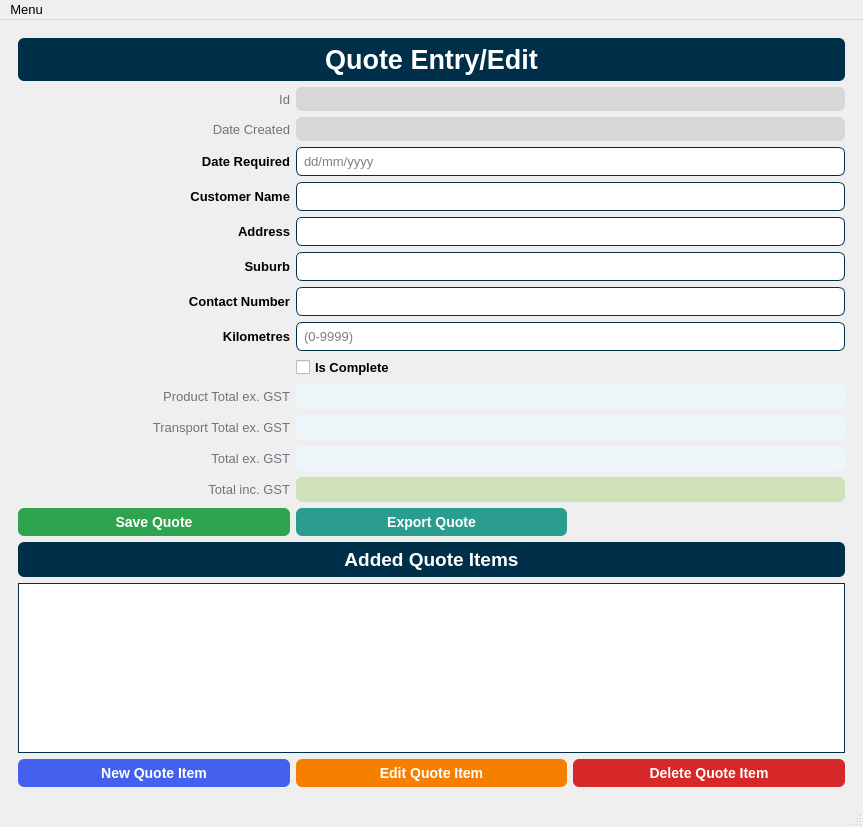
Soapey/HQCPQ, file hqcpq/gui/ui_files/main_window.ui: the form before one commit.
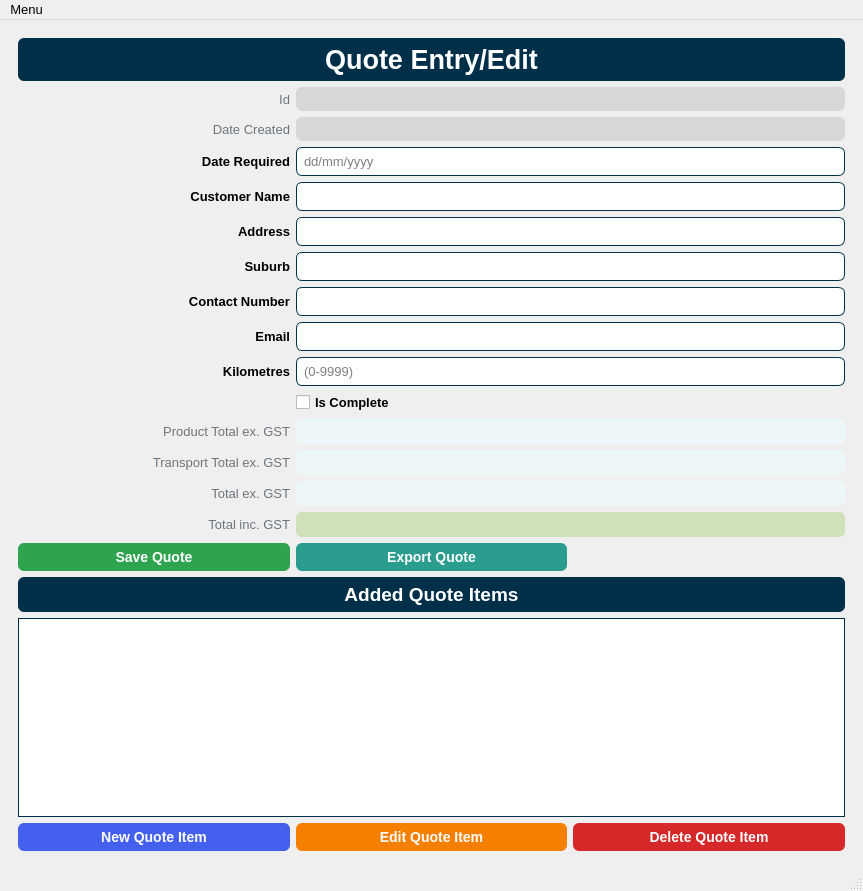
The form after the commit. The open tabs and pages were chosen to show the change. Icons and pictures are not drawn.

Diff of the .ui file:
```diff
--- a/hqcpq/gui/ui_files/main_window.ui
+++ b/hqcpq/gui/ui_files/main_window.ui
@@ -7,7 +7,7 @@
     <x>0</x>
     <y>0</y>
     <width>863</width>
-    <height>827</height>
+    <height>891</height>
    </rect>
   </property>
   <property name="font">
@@ -24,8 +24,8 @@
     <normaloff>../../../hqcpq.ico</normaloff>../../../hqcpq.ico</iconset>
   </property>
   <widget class="QWidget" name="centralwidget">
-   <layout class="QHBoxLayout" name="horizontalLayout">
-    <item>
+   <layout class="QGridLayout" name="gridLayout_10">
+    <item row="0" column="0">
      <widget class="QStackedWidget" name="swPages">
       <property name="sizePolicy">
        <sizepolicy hsizetype="Expanding" vsizetype="Expanding">
@@ -37,7 +37,7 @@
        <bool>false</bool>
       </property>
       <property name="currentIndex">
-       <number>10</number>
+       <number>1</number>
       </property>
       <widget class="QWidget" name="pageQuotes">
        <layout class="QGridLayout" name="gridLayout_3">
@@ -228,14 +228,44 @@
        </layout>
       </widget>
       <widget class="QWidget" name="pageQuoteEntry">
-       <layout class="QGridLayout" name="gridLayout_16">
-        <item row="19" column="0">
-         <widget class="QPushButton" name="btnNewQuoteItem">
+       <layout class="QGridLayout" name="gridLayout_9">
+        <item row="7" column="0">
+         <widget class="QLabel" name="lblQuote_ContactNumber">
+          <property name="styleSheet">
+           <string notr="true">font-family: &quot;Helvetica&quot;;
+font-weight: 700;
+font-size: 10pt;</string>
+          </property>
+          <property name="text">
+           <string>Contact Number</string>
+          </property>
+          <property name="alignment">
+           <set>Qt::AlignRight|Qt::AlignTrailing|Qt::AlignVCenter</set>
+          </property>
+         </widget>
+        </item>
+        <item row="6" column="0">
+         <widget class="QLabel" name="lblQuote_Suburb">
+          <property name="styleSheet">
+           <string notr="true">font-family: &quot;Helvetica&quot;;
+font-weight: 700;
+font-size: 10pt;</string>
+          </property>
+          <property name="text">
+           <string>Suburb</string>
+          </property>
+          <property name="alignment">
+           <set>Qt::AlignRight|Qt::AlignTrailing|Qt::AlignVCenter</set>
+          </property>
+         </widget>
+        </item>
+        <item row="19" column="1">
+         <widget class="QPushButton" name="btnEditQuoteItem">
           <property name="focusPolicy">
            <enum>Qt::NoFocus</enum>
           </property>
           <property name="styleSheet">
-           <string notr="true">background-color: #4361ee;
+           <string notr="true">background-color: #f77f00;
 border: 1px solid rgba(27, 31, 35, .15);
 border-radius: 6px;
 color: #fff;
@@ -251,68 +281,11 @@
 white-space: nowrap;</string>
           </property>
           <property name="text">
-           <string>New Quote Item</string>
+           <string>Edit Quote Item</string>
           </property>
          </widget>
         </item>
-        <item row="5" column="0">
-         <widget class="QLabel" name="lblQuote_Address">
-          <property name="styleSheet">
-           <string notr="true">font-family: &quot;Helvetica&quot;;
-font-weight: 700;
-font-size: 10pt;</string>
-          </property>
-          <property name="text">
-           <string>Address</string>
-          </property>
-          <property name="alignment">
-           <set>Qt::AlignRight|Qt::AlignTrailing|Qt::AlignVCenter</set>
-          </property>
-         </widget>
-        </item>
-        <item row="4" column="1" colspan="2">
-         <widget class="QLineEdit" name="txtQuote_Name">
-          <property name="styleSheet">
-           <string notr="true">border: 1px solid #003049;
-border-radius: 6px;
-font-family: &quot;Helvetica&quot;;
-font-size: 10pt;
-padding: 5px;</string>
-          </property>
-          <property name="maxLength">
-           <number>100</number>
-          </property>
-         </widget>
-        </item>
-        <item row="8" column="1" colspan="2">
-         <widget class="QLineEdit" name="txtQuote_Kilometres">
-          <property name="styleSheet">
-           <string notr="true">border: 1px solid #003049;
-border-radius: 6px;
-font-family: &quot;Helvetica&quot;;
-font-size: 10pt;
-padding: 5px;</string>
-          </property>
-          <property name="placeholderText">
-           <string>(0-9999)</string>
-          </property>
-         </widget>
-        </item>
-        <item row="5" column="1" colspan="2">
-         <widget class="QLineEdit" name="txtQuote_Address">
-          <property name="styleSheet">
-           <string notr="true">border: 1px solid #003049;
-border-radius: 6px;
-font-family: &quot;Helvetica&quot;;
-font-size: 10pt;
-padding: 5px;</string>
-          </property>
-          <property name="maxLength">
-           <number>100</number>
-          </property>
-         </widget>
-        </item>
-        <item row="12" column="0">
+        <item row="13" column="0">
          <widget class="QLabel" name="lblQuote_TransportTotalExGST_Label">
           <property name="font">
            <font>
@@ -336,138 +309,89 @@
           </property>
          </widget>
         </item>
-        <item row="11" column="1" colspan="2">
-         <widget class="QLabel" name="lblQuote_ProductTotalExGST">
-          <property name="font">
-           <font>
-            <family>Helvetica</family>
-            <pointsize>10</pointsize>
-           </font>
+        <item row="16" column="0">
+         <widget class="QPushButton" name="btnSaveQuote">
+          <property name="focusPolicy">
+           <enum>Qt::NoFocus</enum>
           </property>
           <property name="styleSheet">
-           <string notr="true">background-color: #edf6f9;
+           <string notr="true">background-color: #2ea44f;
+border: 1px solid rgba(27, 31, 35, .15);
 border-radius: 6px;
+color: #fff;
 font-family: &quot;Helvetica&quot;;
-font-size: 10pt;
-padding: 5px;</string>
+font-size: 14px;
+font-weight: 600;
+line-height: 20px;
+padding: 6px 16px;
+position: relative;
+text-align: center;
+text-decoration: none;
+vertical-align: middle;
+white-space: nowrap;</string>
           </property>
           <property name="text">
-           <string/>
+           <string>Save Quote</string>
           </property>
          </widget>
         </item>
-        <item row="16" column="0" colspan="3">
-         <widget class="QLabel" name="lblQuoteItem_Header">
-          <property name="styleSheet">
-           <string notr="true">border: 1px solid rgba(27, 31, 35, .15);
-border-radius: 6px;
-background-color: #003049;
-color: #ffffff;
-font-size: 14pt;
-font-family: &quot;Helvetica&quot;;
-font-style: normal;
-font-weight: 700;
-padding: 6px;</string>
+        <item row="16" column="1">
+         <widget class="QPushButton" name="btnExportQuote_Entry">
+          <property name="focusPolicy">
+           <enum>Qt::NoFocus</enum>
           </property>
-          <property name="text">
-           <string>Added Quote Items</string>
-          </property>
-          <property name="alignment">
-           <set>Qt::AlignCenter</set>
-          </property>
-         </widget>
-        </item>
-        <item row="12" column="1" colspan="2">
-         <widget class="QLabel" name="lblQuote_TransportTotalExGST">
-          <property name="font">
-           <font>
-            <family>Helvetica</family>
-            <pointsize>10</pointsize>
-           </font>
-          </property>
           <property name="styleSheet">
-           <string notr="true">background-color: #edf6f9;
+           <string notr="true">background-color: #2a9d8f;
+border: 1px solid rgba(27, 31, 35, .15);
 border-radius: 6px;
+color: #fff;
 font-family: &quot;Helvetica&quot;;
-font-size: 10pt;
-padding: 5px;</string>
+font-size: 14px;
+font-weight: 600;
+line-height: 20px;
+padding: 6px 16px;
+position: relative;
+text-align: center;
+text-decoration: none;
+vertical-align: middle;
+white-space: nowrap;</string>
           </property>
           <property name="text">
-           <string/>
+           <string>Export Quote</string>
           </property>
          </widget>
         </item>
-        <item row="18" column="0" colspan="3">
-         <widget class="QTableWidget" name="tblQuoteItems">
-          <property name="focusPolicy">
-           <enum>Qt::NoFocus</enum>
-          </property>
+        <item row="4" column="0">
+         <widget class="QLabel" name="lblQuote_Name">
           <property name="styleSheet">
-           <string notr="true">border: 1px solid #003049;
-font-family: &quot;Helvetica&quot;;
+           <string notr="true">font-family: &quot;Helvetica&quot;;
+font-weight: 700;
 font-size: 10pt;</string>
           </property>
-          <property name="editTriggers">
-           <set>QAbstractItemView::NoEditTriggers</set>
+          <property name="text">
+           <string>Customer Name</string>
           </property>
-          <property name="selectionMode">
-           <enum>QAbstractItemView::SingleSelection</enum>
+          <property name="alignment">
+           <set>Qt::AlignRight|Qt::AlignTrailing|Qt::AlignVCenter</set>
           </property>
-          <property name="selectionBehavior">
-           <enum>QAbstractItemView::SelectRows</enum>
-          </property>
-          <property name="sortingEnabled">
-           <bool>true</bool>
-          </property>
-          <attribute name="horizontalHeaderStretchLastSection">
-           <bool>true</bool>
-          </attribute>
-          <attribute name="verticalHeaderVisible">
-           <bool>false</bool>
-          </attribute>
-          <attribute name="verticalHeaderStretchLastSection">
-           <bool>false</bool>
-          </attribute>
          </widget>
         </item>
-        <item row="1" column="0">
-         <widget class="QLabel" name="lblQuoteId_Label">
-          <property name="font">
-           <font>
-            <family>Helvetica</family>
-            <pointsize>10</pointsize>
-            <weight>37</weight>
-            <bold>false</bold>
-           </font>
-          </property>
+        <item row="5" column="0">
+         <widget class="QLabel" name="lblQuote_Address">
           <property name="styleSheet">
-           <string notr="true">color: #6c757d;
-font-family: &quot;Helvetica&quot;;
-font-weight: 300;
-font-size: 10pt</string>
+           <string notr="true">font-family: &quot;Helvetica&quot;;
+font-weight: 700;
+font-size: 10pt;</string>
           </property>
           <property name="text">
-           <string>Id</string>
+           <string>Address</string>
           </property>
           <property name="alignment">
            <set>Qt::AlignRight|Qt::AlignTrailing|Qt::AlignVCenter</set>
           </property>
          </widget>
         </item>
-        <item row="2" column="1" colspan="2">
-         <widget class="QLabel" name="lblQuote_DateCreated">
-          <property name="styleSheet">
-           <string notr="true">background-color: rgb(215, 215, 215);
-border-radius: 6px;
-font-family: &quot;Helvetica&quot;;
-padding: 5px;</string>
-          </property>
-          <property name="text">
-           <string/>
-          </property>
-         </widget>
-        </item>
-        <item row="13" column="0">
+        <item row="14" column="0">
          <widget class="QLabel" name="lblQuote_TotalExGST_Label">
           <property name="font">
            <font>
@@ -491,39 +415,94 @@
           </property>
          </widget>
         </item>
-        <item row="15" column="1">
-         <widget class="QPushButton" name="btnExportQuote_Entry">
+        <item row="3" column="0">
+         <widget class="QLabel" name="lblQuote_DateRequired">
+          <property name="styleSheet">
+           <string notr="true">font-family: &quot;Helvetica&quot;;
+font-weight: 700;
+font-size: 10pt;</string>
+          </property>
+          <property name="text">
+           <string>Date Required</string>
+          </property>
+          <property name="alignment">
+           <set>Qt::AlignRight|Qt::AlignTrailing|Qt::AlignVCenter</set>
+          </property>
+         </widget>
+        </item>
+        <item row="12" column="0">
+         <widget class="QLabel" name="lblQuote_ProductTotalExGst_Label">
+          <property name="font">
+           <font>
+            <family>Helvetica</family>
+            <pointsize>10</pointsize>
+            <weight>37</weight>
+            <bold>false</bold>
+           </font>
+          </property>
+          <property name="styleSheet">
+           <string notr="true">color: #6c757d;
+font-family: &quot;Helvetica&quot;;
+font-weight: 300;
+font-size: 10pt</string>
+          </property>
+          <property name="text">
+           <string>Product Total ex. GST</string>
+          </property>
+          <property name="alignment">
+           <set>Qt::AlignRight|Qt::AlignTrailing|Qt::AlignVCenter</set>
+          </property>
+         </widget>
+        </item>
+        <item row="2" column="0">
+         <widget class="QLabel" name="lblQuote_DateCreated_Label">
+          <property name="font">
+           <font>
+            <family>Helvetica</family>
+            <pointsize>10</pointsize>
+            <weight>37</weight>
+            <bold>false</bold>
+           </font>
+          </property>
+          <property name="styleSheet">
+           <string notr="true">color: #6c757d;
+font-family: &quot;Helvetica&quot;;
+font-weight: 300;
+font-size: 10pt</string>
+          </property>
+          <property name="text">
+           <string>Date Created</string>
+          </property>
+          <property name="alignment">
+           <set>Qt::AlignRight|Qt::AlignTrailing|Qt::AlignVCenter</set>
+          </property>
+         </widget>
+        </item>
+        <item row="11" column="1">
+         <widget class="QCheckBox" name="chkQuote_Completed">
           <property name="focusPolicy">
            <enum>Qt::NoFocus</enum>
           </property>
           <property name="styleSheet">
-           <string notr="true">background-color: #2a9d8f;
-border: 1px solid rgba(27, 31, 35, .15);
-border-radius: 6px;
-color: #fff;
-font-family: &quot;Helvetica&quot;;
-font-size: 14px;
-font-weight: 600;
-line-height: 20px;
-padding: 6px 16px;
-position: relative;
-text-align: center;
-text-decoration: none;
-vertical-align: middle;
-white-space: nowrap;</string>
+           <string notr="true">font-family: &quot;Helvetica&quot;;
+font-weight: 700;
+font-size: 10pt;</string>
           </property>
           <property name="text">
-           <string>Export Quote</string>
+           <string>Is Complete</string>
           </property>
+          <property name="tristate">
+           <bool>false</bool>
+          </property>
          </widget>
         </item>
-        <item row="19" column="1">
-         <widget class="QPushButton" name="btnEditQuoteItem">
+        <item row="19" column="0">
+         <widget class="QPushButton" name="btnNewQuoteItem">
           <property name="focusPolicy">
            <enum>Qt::NoFocus</enum>
           </property>
           <property name="styleSheet">
-           <string notr="true">background-color: #f77f00;
+           <string notr="true">background-color: #4361ee;
 border: 1px solid rgba(27, 31, 35, .15);
 border-radius: 6px;
 color: #fff;
@@ -539,11 +518,11 @@
 white-space: nowrap;</string>
           </property>
           <property name="text">
-           <string>Edit Quote Item</string>
+           <string>New Quote Item</string>
           </property>
          </widget>
         </item>
-        <item row="8" column="0">
+        <item row="10" column="0">
          <widget class="QLabel" name="lblQuote_Kilometres">
           <property name="styleSheet">
            <string notr="true">font-family: &quot;Helvetica&quot;;
@@ -558,6 +537,128 @@
           </property>
          </widget>
         </item>
+        <item row="19" column="2">
+         <widget class="QPushButton" name="btnDeleteQuoteItem">
+          <property name="focusPolicy">
+           <enum>Qt::NoFocus</enum>
+          </property>
+          <property name="styleSheet">
+           <string notr="true">background-color: #d62828;
+border: 1px solid rgba(27, 31, 35, .15);
+border-radius: 6px;
+color: #fff;
+font-family: &quot;Helvetica&quot;;
+font-size: 14px;
+font-weight: 600;
+line-height: 20px;
+padding: 6px 16px;
+position: relative;
+text-align: center;
+text-decoration: none;
+vertical-align: middle;
+white-space: nowrap;</string>
+          </property>
+          <property name="text">
+           <string>Delete Quote Item</string>
+          </property>
+         </widget>
+        </item>
+        <item row="1" column="0">
+         <widget class="QLabel" name="lblQuoteId_Label">
+          <property name="font">
+           <font>
+            <family>Helvetica</family>
+            <pointsize>10</pointsize>
+            <weight>37</weight>
+            <bold>false</bold>
+           </font>
+          </property>
+          <property name="styleSheet">
+           <string notr="true">color: #6c757d;
+font-family: &quot;Helvetica&quot;;
+font-weight: 300;
+font-size: 10pt</string>
+          </property>
+          <property name="text">
+           <string>Id</string>
+          </property>
+          <property name="alignment">
+           <set>Qt::AlignRight|Qt::AlignTrailing|Qt::AlignVCenter</set>
+          </property>
+         </widget>
+        </item>
+        <item row="15" column="0">
+         <widget class="QLabel" name="lblQuote_TotalIncGST_Label">
+          <property name="font">
+           <font>
+            <family>Helvetica</family>
+            <pointsize>10</pointsize>
+            <weight>37</weight>
+            <bold>false</bold>
+           </font>
+          </property>
+          <property name="styleSheet">
+           <string notr="true">color: #6c757d;
+font-family: &quot;Helvetica&quot;;
+font-weight: 300;
+font-size: 10pt</string>
+          </property>
+          <property name="text">
+           <string>Total inc. GST</string>
+          </property>
+          <property name="alignment">
+           <set>Qt::AlignRight|Qt::AlignTrailing|Qt::AlignVCenter</set>
+          </property>
+         </widget>
+        </item>
+        <item row="9" column="0">
+         <widget class="QLabel" name="lblQuote_Email">
+          <property name="styleSheet">
+           <string notr="true">font-family: &quot;Helvetica&quot;;
+font-weight: 700;
+font-size: 10pt;</string>
+          </property>
+          <property name="text">
+           <string>Email</string>
+          </property>
+          <property name="alignment">
+           <set>Qt::AlignRight|Qt::AlignTrailing|Qt::AlignVCenter</set>
+          </property>
+         </widget>
+        </item>
+        <item row="18" column="0" colspan="3">
+         <widget class="QTableWidget" name="tblQuoteItems">
+          <property name="focusPolicy">
+           <enum>Qt::NoFocus</enum>
+          </property>
+          <property name="styleSheet">
+           <string notr="true">border: 1px solid #003049;
+font-family: &quot;Helvetica&quot;;
+font-size: 10pt;</string>
+          </property>
+          <property name="editTriggers">
+           <set>QAbstractItemView::NoEditTriggers</set>
+          </property>
+          <property name="selectionMode">
+           <enum>QAbstractItemView::SingleSelection</enum>
+          </property>
+          <property name="selectionBehavior">
+           <enum>QAbstractItemView::SelectRows</enum>
+          </property>
+          <property name="sortingEnabled">
+           <bool>true</bool>
+          </property>
+          <attribute name="horizontalHeaderStretchLastSection">
+           <bool>true</bool>
+          </attribute>
+          <attribute name="verticalHeaderVisible">
+           <bool>false</bool>
+          </attribute>
+          <attribute name="verticalHeaderStretchLastSection">
+           <bool>false</bool>
+          </attribute>
+         </widget>
+        </item>
         <item row="0" column="0" colspan="3">
          <widget class="QLabel" name="lblQuoteEntry_Header">
           <property name="styleSheet">
@@ -579,6 +680,34 @@
           </property>
          </widget>
         </item>
+        <item row="10" column="1" colspan="2">
+         <widget class="QLineEdit" name="txtQuote_Kilometres">
+          <property name="styleSheet">
+           <string notr="true">border: 1px solid #003049;
+border-radius: 6px;
+font-family: &quot;Helvetica&quot;;
+font-size: 10pt;
+padding: 5px;</string>
+          </property>
+          <property name="placeholderText">
+           <string>(0-9999)</string>
+          </property>
+         </widget>
+        </item>
+        <item row="9" column="1" colspan="2">
+         <widget class="QLineEdit" name="txtQuote_Email">
+          <property name="styleSheet">
+           <string notr="true">border: 1px solid #003049;
+border-radius: 6px;
+font-family: &quot;Helvetica&quot;;
+font-size: 10pt;
+padding: 5px;</string>
+          </property>
+          <property name="maxLength">
+           <number>100</number>
+          </property>
+         </widget>
+        </item>
         <item row="7" column="1" colspan="2">
          <widget class="QLineEdit" name="txtQuote_ContactNumber">
           <property name="styleSheet">
@@ -607,62 +736,31 @@
           </property>
          </widget>
         </item>
-        <item row="7" column="0">
-         <widget class="QLabel" name="lblQuote_ContactNumber">
+        <item row="5" column="1" colspan="2">
+         <widget class="QLineEdit" name="txtQuote_Address">
           <property name="styleSheet">
-           <string notr="true">font-family: &quot;Helvetica&quot;;
-font-weight: 700;
-font-size: 10pt;</string>
-          </property>
-          <property name="text">
-           <string>Contact Number</string>
-          </property>
-          <property name="alignment">
-           <set>Qt::AlignRight|Qt::AlignTrailing|Qt::AlignVCenter</set>
-          </property>
-         </widget>
-        </item>
-        <item row="2" column="0">
-         <widget class="QLabel" name="lblQuote_DateCreated_Label">
-          <property name="font">
-           <font>
-            <family>Helvetica</family>
-            <pointsize>10</pointsize>
-            <weight>37</weight>
-            <bold>false</bold>
-           </font>
-          </property>
-          <property name="styleSheet">
-           <string notr="true">color: #6c757d;
+           <string notr="true">border: 1px solid #003049;
+border-radius: 6px;
 font-family: &quot;Helvetica&quot;;
-font-weight: 300;
-font-size: 10pt</string>
+font-size: 10pt;
+padding: 5px;</string>
           </property>
-          <property name="text">
-           <string>Date Created</string>
+          <property name="maxLength">
+           <number>100</number>
           </property>
-          <property name="alignment">
-           <set>Qt::AlignRight|Qt::AlignTrailing|Qt::AlignVCenter</set>
-          </property>
          </widget>
         </item>
-        <item row="13" column="1" colspan="2">
-         <widget class="QLabel" name="lblQuote_TotalExGST">
-          <property name="font">
-           <font>
-            <family>Helvetica</family>
-            <pointsize>10</pointsize>
-           </font>
-          </property>
+        <item row="4" column="1" colspan="2">
+         <widget class="QLineEdit" name="txtQuote_Name">
           <property name="styleSheet">
-           <string notr="true">background-color: #edf6f9;
+           <string notr="true">border: 1px solid #003049;
 border-radius: 6px;
 font-family: &quot;Helvetica&quot;;
 font-size: 10pt;
 padding: 5px;</string>
           </property>
-          <property name="text">
-           <string/>
+          <property name="maxLength">
+           <number>100</number>
           </property>
          </widget>
         </item>
@@ -683,42 +781,16 @@
           </property>
          </widget>
         </item>
-        <item row="11" column="0">
-         <widget class="QLabel" name="lblQuote_ProductTotalExGst_Label">
-          <property name="font">
-           <font>
-            <family>Helvetica</family>
-            <pointsize>10</pointsize>
-            <weight>37</weight>
-            <bold>false</bold>
-           </font>
-          </property>
+        <item row="2" column="1" colspan="2">
+         <widget class="QLabel" name="lblQuote_DateCreated">
           <property name="styleSheet">
-           <string notr="true">color: #6c757d;
+           <string notr="true">background-color: rgb(215, 215, 215);
+border-radius: 6px;
 font-family: &quot;Helvetica&quot;;
-font-weight: 300;
-font-size: 10pt</string>
+padding: 5px;</string>
           </property>
           <property name="text">
-           <string>Product Total ex. GST</string>
-          </property>
-          <property name="alignment">
-           <set>Qt::AlignRight|Qt::AlignTrailing|Qt::AlignVCenter</set>
-          </property>
-         </widget>
-        </item>
-        <item row="3" column="0">
-         <widget class="QLabel" name="lblQuote_DateRequired">
-          <property name="styleSheet">
-           <string notr="true">font-family: &quot;Helvetica&quot;;
-font-weight: 700;
-font-size: 10pt;</string>
-          </property>
-          <property name="text">
-           <string>Date Required</string>
-          </property>
-          <property name="alignment">
-           <set>Qt::AlignRight|Qt::AlignTrailing|Qt::AlignVCenter</set>
+           <string/>
           </property>
          </widget>
         </item>
@@ -735,7 +807,67 @@
           </property>
          </widget>
         </item>
+        <item row="12" column="1" colspan="2">
+         <widget class="QLabel" name="lblQuote_ProductTotalExGST">
+          <property name="font">
+           <font>
+            <family>Helvetica</family>
+            <pointsize>10</pointsize>
+           </font>
+          </property>
+          <property name="styleSheet">
+           <string notr="true">background-color: #edf6f9;
+border-radius: 6px;
+font-family: &quot;Helvetica&quot;;
+font-size: 10pt;
+padding: 5px;</string>
+          </property>
+          <property name="text">
+           <string/>
+          </property>
+         </widget>
+        </item>
+        <item row="13" column="1" colspan="2">
+         <widget class="QLabel" name="lblQuote_TransportTotalExGST">
+          <property name="font">
+           <font>
+            <family>Helvetica</family>
+            <pointsize>10</pointsize>
+           </font>
+          </property>
+          <property name="styleSheet">
+           <string notr="true">background-color: #edf6f9;
+border-radius: 6px;
+font-family: &quot;Helvetica&quot;;
+font-size: 10pt;
+padding: 5px;</string>
+          </property>
+          <property name="text">
+           <string/>
+          </property>
+         </widget>
+        </item>
         <item row="14" column="1" colspan="2">
+         <widget class="QLabel" name="lblQuote_TotalExGST">
+          <property name="font">
+           <font>
+            <family>Helvetica</family>
+            <pointsize>10</pointsize>
+           </font>
+          </property>
+          <property name="styleSheet">
+           <string notr="true">background-color: #edf6f9;
+border-radius: 6px;
+font-family: &quot;Helvetica&quot;;
+font-size: 10pt;
+padding: 5px;</string>
+          </property>
+          <property name="text">
+           <string/>
+          </property>
+         </widget>
+        </item>
+        <item row="15" column="1" colspan="2">
          <widget class="QLabel" name="lblQuote_TotalIncGST">
           <property name="font">
            <font>
@@ -759,127 +891,24 @@
           </property>
          </widget>
         </item>
-        <item row="15" column="0">
-         <widget class="QPushButton" name="btnSaveQuote">
-          <property name="focusPolicy">
-           <enum>Qt::NoFocus</enum>
-          </property>
+        <item row="17" column="0" colspan="3">
+         <widget class="QLabel" name="lblQuoteItem_Header">
           <property name="styleSheet">
-           <string notr="true">background-color: #2ea44f;
-border: 1px solid rgba(27, 31, 35, .15);
+           <string notr="true">border: 1px solid rgba(27, 31, 35, .15);
 border-radius: 6px;
-color: #fff;
+background-color: #003049;
+color: #ffffff;
+font-size: 14pt;
 font-family: &quot;Helvetica&quot;;
-font-size: 14px;
-font-weight: 600;
-line-height: 20px;
-padding: 6px 16px;
-position: relative;
-text-align: center;
-text-decoration: none;
-vertical-align: middle;
-white-space: nowrap;</string>
-          </property>
-          <property name="text">
-           <string>Save Quote</string>
-          </property>
-         </widget>
-        </item>
-        <item row="19" column="2">
-         <widget class="QPushButton" name="btnDeleteQuoteItem">
-          <property name="focusPolicy">
-           <enum>Qt::NoFocus</enum>
-          </property>
-          <property name="styleSheet">
-           <string notr="true">background-color: #d62828;
-border: 1px solid rgba(27, 31, 35, .15);
-border-radius: 6px;
-color: #fff;
-font-family: &quot;Helvetica&quot;;
-font-size: 14px;
-font-weight: 600;
-line-height: 20px;
-padding: 6px 16px;
-position: relative;
-text-align: center;
-text-decoration: none;
-vertical-align: middle;
-white-space: nowrap;</string>
-          </property>
-          <property name="text">
-           <string>Delete Quote Item</string>
-          </property>
-         </widget>
-        </item>
-        <item row="6" column="0">
-         <widget class="QLabel" name="lblQuote_Suburb">
-          <property name="styleSheet">
-           <string notr="true">font-family: &quot;Helvetica&quot;;
+font-style: normal;
 font-weight: 700;
-font-size: 10pt;</string>
+padding: 6px;</string>
           </property>
           <property name="text">
-           <string>Suburb</string>
+           <string>Added Quote Items</string>
           </property>
           <property name="alignment">
-           <set>Qt::AlignRight|Qt::AlignTrailing|Qt::AlignVCenter</set>
-          </property>
-         </widget>
-        </item>
-        <item row="4" column="0">
-         <widget class="QLabel" name="lblQuote_Name">
-          <property name="styleSheet">
-           <string notr="true">font-family: &quot;Helvetica&quot;;
-font-weight: 700;
-font-size: 10pt;</string>
-          </property>
-          <property name="text">
-           <string>Customer Name</string>
-          </property>
-          <property name="alignment">
-           <set>Qt::AlignRight|Qt::AlignTrailing|Qt::AlignVCenter</set>
-          </property>
-         </widget>
-        </item>
-        <item row="14" column="0">
-         <widget class="QLabel" name="lblQuote_TotalIncGST_Label">
-          <property name="font">
-           <font>
-            <family>Helvetica</family>
-            <pointsize>10</pointsize>
-            <weight>37</weight>
-            <bold>false</bold>
-           </font>
-          </property>
-          <property name="styleSheet">
-           <string notr="true">color: #6c757d;
-font-family: &quot;Helvetica&quot;;
-font-weight: 300;
-font-size: 10pt</string>
-          </property>
-          <property name="text">
-           <string>Total inc. GST</string>
-          </property>
-          <property name="alignment">
-           <set>Qt::AlignRight|Qt::AlignTrailing|Qt::AlignVCenter</set>
-          </property>
-         </widget>
-        </item>
-        <item row="9" column="1">
-         <widget class="QCheckBox" name="chkQuote_Completed">
-          <property name="focusPolicy">
-           <enum>Qt::NoFocus</enum>
-          </property>
-          <property name="styleSheet">
-           <string notr="true">font-family: &quot;Helvetica&quot;;
-font-weight: 700;
-font-size: 10pt;</string>
-          </property>
-          <property name="text">
-           <string>Is Complete</string>
-          </property>
-          <property name="tristate">
-           <bool>false</bool>
+           <set>Qt::AlignCenter</set>
           </property>
          </widget>
         </item>
@@ -917,6 +946,8 @@
        <zorder>btnSaveQuote</zorder>
        <zorder>btnExportQuote_Entry</zorder>
        <zorder>chkQuote_Completed</zorder>
+       <zorder>txtQuote_Email</zorder>
+       <zorder>lblQuote_Email</zorder>
       </widget>
       <widget class="QWidget" name="pageQuoteItemEntry">
        <layout class="QGridLayout" name="gridLayout_7">
@@ -2539,7 +2570,7 @@
            <bool>true</bool>
           </attribute>
           <attribute name="verticalHeaderVisible">
-           <bool>true</bool>
+           <bool>false</bool>
           </attribute>
           <attribute name="verticalHeaderStretchLastSection">
            <bool>false</bool>
```
